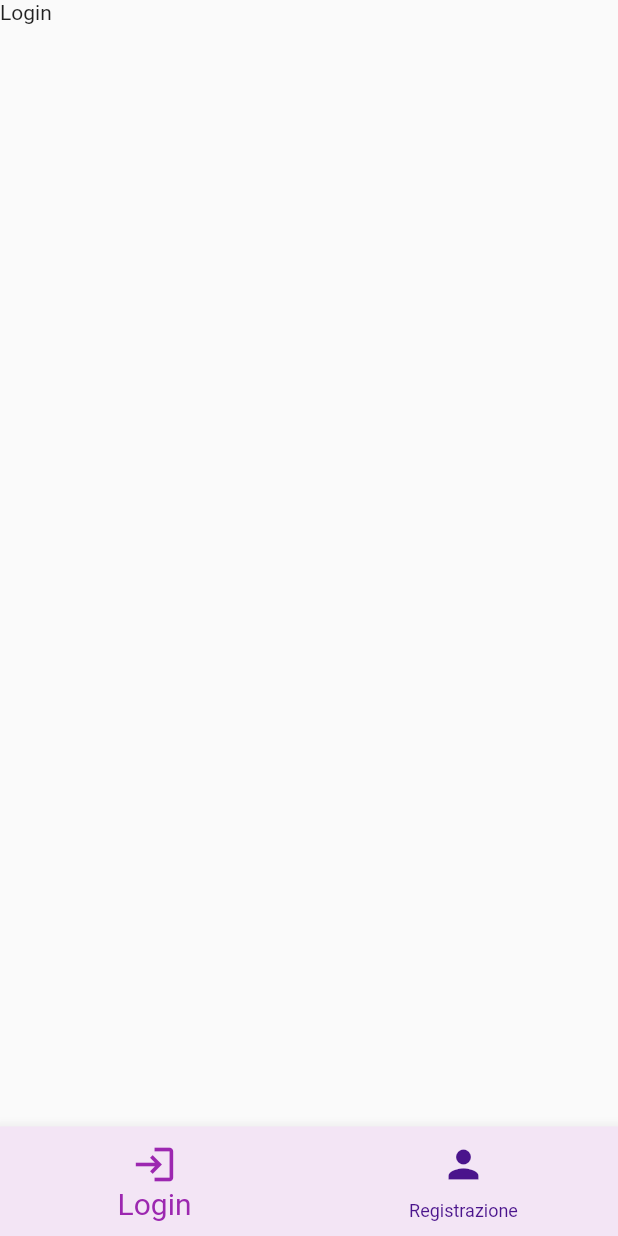
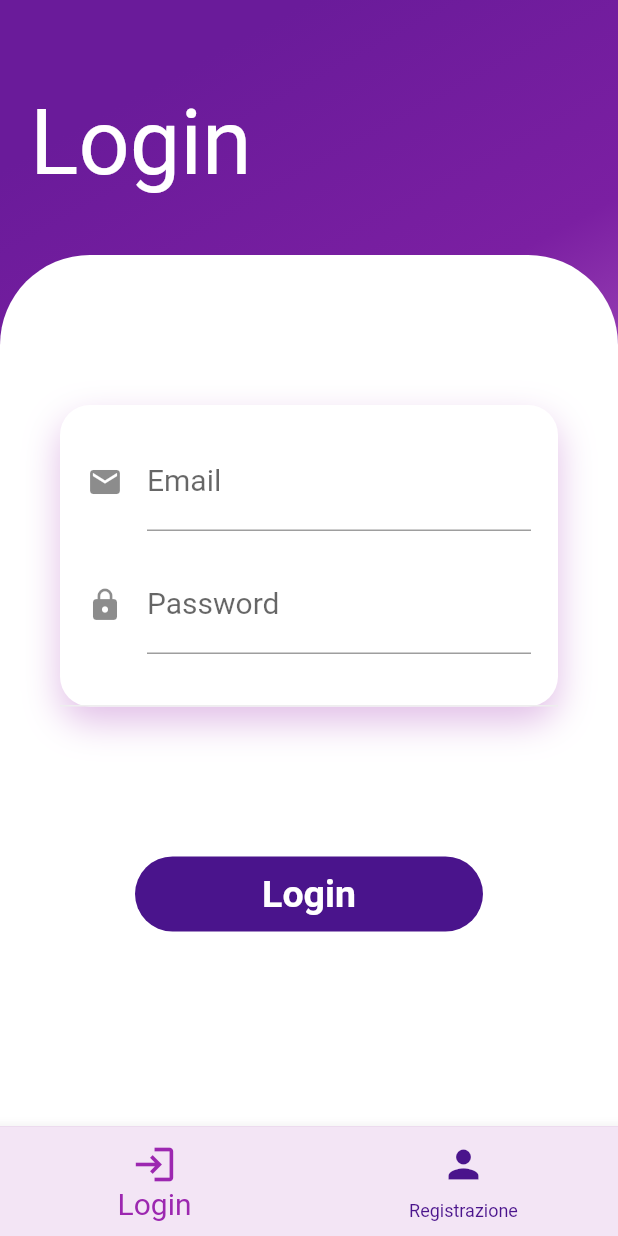
Before and after one commit to andreadeluna/ProgettoSD, a Flutter app: the screen it shows after launch, on a phone screen of 412 x 824 dp. Run offline on Flutter 3.47's test engine with Material 2 defaults, Android fonts, the phone set to English and light mode, and no system bars; our stand-ins replace cloud_firestore, firebase_auth, firebase_core, fluttertoast; accounts and stored records are empty.

Commit message:
Implementazione schrmata di login

```diff
--- /dev/null
+++ b/lib/schermate/login.dart
@@ -0,0 +1,263 @@
+import 'package:cloud_firestore/cloud_firestore.dart';
+import 'package:firebase_auth/firebase_auth.dart';
+import 'package:flutter/material.dart';
+import 'package:fluttertoast/fluttertoast.dart';
+import 'package:progettosd/servizi/autenticazione.dart';
+import 'package:provider/provider.dart';
+
+// Login: permette di effettuare il login nell'applicazione
+class Login extends StatefulWidget {
+  const Login({Key? key}) : super(key: key);
+
+  @override
+  State<Login> createState() => _LoginState();
+}
+
+// Definizione pagina di login
+class _LoginState extends State<Login> {
+  // *** Dichiarazione variabili ***
+  final db = FirebaseFirestore.instance;
+  final _formKey = GlobalKey<FormState>();
+  String errorMessage = '';
+
+  // Widget di costruzione della schermata di login
+  @override
+  Widget build(BuildContext context) {
+    // *** Dichiarazione variabili ***
+    final TextEditingController emailController = TextEditingController();
+    final TextEditingController passwordController = TextEditingController();
+    final authService = Provider.of<Autenticazione>(context);
+
+    // Impedisco di tornare alla schermata precedente
+    return WillPopScope(
+      onWillPop: () async => false,
+      child: MaterialApp(
+        theme: ThemeData(
+          primarySwatch: Colors.deepPurple,
+          inputDecorationTheme: const InputDecorationTheme(
+            focusedBorder: UnderlineInputBorder(
+              borderSide: BorderSide(
+                color: Colors.purple,
+              ),
+            ),
+          ),
+        ),
+        home: Scaffold(
+          resizeToAvoidBottomInset: false,
+          body: Container(
+            padding: const EdgeInsets.symmetric(vertical: 0),
+            width: double.infinity,
+            decoration: BoxDecoration(
+              gradient: LinearGradient(
+                begin: Alignment.topCenter,
+                colors: [
+                  Colors.purple[800]!,
+                  Colors.purple[700]!,
+                  Colors.purple[300]!,
+                ],
+              ),
+            ),
+            child: Column(
+              crossAxisAlignment: CrossAxisAlignment.start,
+              children: [
+                const SizedBox(height: 40),
+                Padding(
+                  padding: const EdgeInsets.all(20),
+                  child: Column(
+                    crossAxisAlignment: CrossAxisAlignment.start,
+                    children: const <Widget>[
+                      Text(
+                        "Login",
+                        style: TextStyle(color: Colors.white, fontSize: 60),
+                      )
+                    ],
+                  ),
+                ),
+                const SizedBox(height: 20),
+                Expanded(
+                  child: Container(
+                    padding: const EdgeInsets.all(10),
+                    decoration: const BoxDecoration(
+                      color: Colors.white,
+                      borderRadius: BorderRadius.only(
+                        topLeft: Radius.circular(60),
+                        topRight: Radius.circular(60),
+                        bottomLeft: Radius.circular(0),
+                        bottomRight: Radius.circular(0),
+                      ),
+                    ),
+                    child: Padding(
+                      padding: const EdgeInsets.all(20),
+                      child: SingleChildScrollView(
+                        padding: const EdgeInsets.all(10),
+                        child: Column(
+                          children: [
+                            const SizedBox(height: 60),
+                            Container(
+                              decoration: BoxDecoration(
+                                color: Colors.white,
+                                borderRadius: BorderRadius.circular(20),
+                                boxShadow: [
+                                  BoxShadow(
+                                    color: Colors.purple[100]!,
+                                    blurRadius: 20,
+                                    offset: const Offset(0, 10),
+                                  )
+                                ],
+                              ),
+                              child: Column(
+                                children: [
+                                  Container(
+                                    padding: const EdgeInsets.all(10),
+                                    decoration: BoxDecoration(
+                                      border: Border(
+                                        bottom: BorderSide(
+                                            color: Colors.grey[200]!),
+                                      ),
+                                    ),
+                                    child: Form(
+                                      key: _formKey,
+                                      child: Center(
+                                        child: Column(
+                                          mainAxisAlignment:
+                                          MainAxisAlignment.spaceEvenly,
+                                          children: [
+                                            Padding(
+                                              padding:
+                                              const EdgeInsets.all(8.0),
+                                              child: TextFormField(
+                                                style: const TextStyle(
+                                                    fontSize: 20),
+                                                controller: emailController,
+                                                validator: validazioneEmail,
+                                                decoration:
+                                                const InputDecoration(
+                                                  labelText: "Email",
+                                                  icon: Icon(Icons.mail),
+                                                ),
+                                              ),
+                                            ),
+                                            Padding(
+                                              padding:
+                                              const EdgeInsets.all(8.0),
+                                              child: TextFormField(
+                                                style: const TextStyle(
+                                                    fontSize: 20),
+                                                obscureText: true,
+                                                controller: passwordController,
+                                                validator: validazionePassword,
+                                                decoration:
+                                                const InputDecoration(
+                                                  labelText: "Password",
+                                                  icon: Icon(Icons.lock),
+                                                ),
+                                              ),
+                                            ),
+                                            Center(
+                                              child: Column(
+                                                children: [
+                                                  Text(
+                                                    errorMessage,
+                                                    style: const TextStyle(
+                                                        color: Colors.red),
+                                                  ),
+                                                ],
+                                              ),
+                                            ),
+                                          ],
+                                        ),
+                                      ),
+                                    ),
+                                  ),
+                                ],
+                              ),
+                            ),
+                            const SizedBox(height: 100),
+                            GestureDetector(
+                              onTap: () async {
+                                if (_formKey.currentState!.validate()) {
+                                  try {
+                                    // Effettuo il login
+                                    _formKey.currentState!.save();
+                                    await authService
+                                        .signInWithEmailAndPassword(
+                                        emailController.text,
+                                        passwordController.text);
+
+                                    // Toast di avvenuto login
+                                    Fluttertoast.showToast(
+                                      msg: "Login effettuato",
+                                      toastLength: Toast.LENGTH_LONG,
+                                      gravity: ToastGravity.BOTTOM,
+                                      timeInSecForIosWeb: 1,
+                                      backgroundColor: Colors.blueGrey,
+                                      textColor: Colors.white,
+                                      fontSize: 16.0,
+                                    );
+                                    errorMessage = '';
+                                  } on FirebaseAuthException catch (error) {
+                                    // Se il login non è andato a buon fine visualizzo
+                                    // un messaggio di errore contenente l'eccezione
+                                    // restituita da Firebase
+                                    errorMessage = error.message!;
+                                  }
+                                  setState(() {});
+                                }
+                              },
+                              child: Container(
+                                height: 50,
+                                margin:
+                                const EdgeInsets.symmetric(horizontal: 50),
+                                decoration: BoxDecoration(
+                                    borderRadius: BorderRadius.circular(50),
+                                    color: Colors.purple[900]),
+                                child: const Center(
+                                  child: Text(
+                                    "Login",
+                                    style: TextStyle(
+                                        color: Colors.white,
+                                        fontSize: 25,
+                                        fontWeight: FontWeight.bold),
+                                  ),
+                                ),
+                              ),
+                            ),
+                          ],
+                        ),
+                      ),
+                    ),
+                  ),
+                ),
+              ],
+            ),
+          ),
+        ),
+      ),
+    );
+  }
+}
+
+// Validazione campo di inserimento indirizzo email
+String? validazioneEmail(String? formEmail) {
+  if (formEmail == null || formEmail.isEmpty) {
+    return "L'indirizzo e-mail è richiesto";
+  }
+
+  String pattern = r'\w+@\w+\.\w+';
+  RegExp regex = RegExp(pattern);
+
+  if (!regex.hasMatch(formEmail)) {
+    return "Formato indirizzo e-mail non valido";
+  }
+
+  return null;
+}
+
+// Validazione campo di inserimento password
+String? validazionePassword(String? formPassword) {
+  if (formPassword == null || formPassword.isEmpty) {
+    return "La password è richiesta";
+  }
+
+  return null;
+}
--- a/lib/schermate/pagina_iniziale.dart
+++ b/lib/schermate/pagina_iniziale.dart
@@ -1,4 +1,5 @@
 import 'package:flutter/material.dart';
+import 'package:progettosd/schermate/login.dart';
 
 // Pagine iniziale: contiene una bottom navigation bar che consente
 // di visualizzare la schermata di login oppure la schermata di registrazione
@@ -50,10 +51,7 @@ class _PaginaInizialeState extends State<PaginaIniziale> {
           // Visualizzazione schermata di login
             case 0:
             default:
-              // return const Login();
-            return Scaffold(
-              body: Text('Login'),
-            );
+              return const Login();
           }
         },
       ),
--- a/pubspec.yaml
+++ b/pubspec.yaml
@@ -17,6 +17,7 @@ dependencies:
   provider: ^6.0.1
   http:
   cupertino_icons: ^1.0.2
+  fluttertoast: ^8.0.8
 
 dev_dependencies:
   flutter_test:
```
Also changed, not shown: pubspec.lock.
